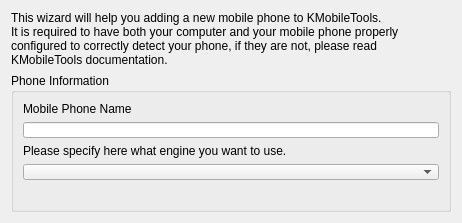
Old version of the form kmobiletools/kmobiletools/mainpart/newdevicewizard/firstpage.ui in the repository chusopr/kdepim-ktimetracker-akonadi.
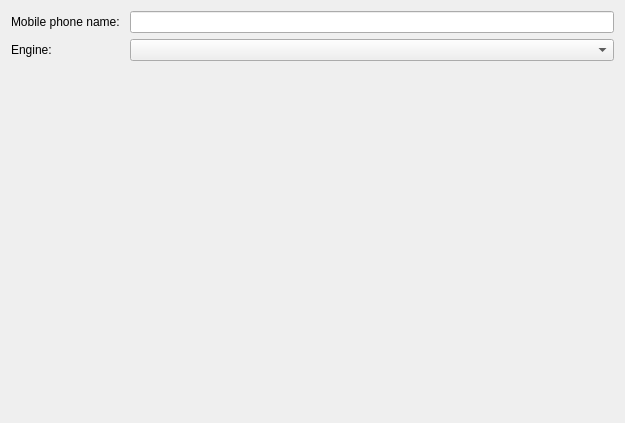
New version of the form. Custom widgets are drawn as their Qt base class.

Commit message: - more work on the device wizard - adding a wizard interface for the engines (now engines can provide custom wizard pages) - some bugfixes

```diff
--- a/kmobiletools/kmobiletools/mainpart/newdevicewizard/firstpage.ui
+++ b/kmobiletools/kmobiletools/mainpart/newdevicewizard/firstpage.ui
@@ -5,68 +5,44 @@
    <rect>
     <x>0</x>
     <y>0</y>
-    <width>462</width>
-    <height>223</height>
+    <width>625</width>
+    <height>423</height>
    </rect>
   </property>
   <layout class="QVBoxLayout" >
    <item>
-    <widget class="QLabel" name="textLabel2" >
-     <property name="text" >
-      <string>This wizard will help you adding a new mobile phone to KMobileTools.
-It is required to have both your computer and your mobile phone properly configured to correctly detect your phone, if they are not, please read KMobileTools documentation.</string>
+    <layout class="QGridLayout" >
+     <property name="horizontalSpacing" >
+      <number>10</number>
      </property>
-     <property name="scaledContents" >
-      <bool>true</bool>
+     <property name="verticalSpacing" >
+      <number>-1</number>
      </property>
-     <property name="alignment" >
-      <set>Qt::AlignVCenter</set>
-     </property>
-     <property name="wordWrap" >
-      <bool>true</bool>
-     </property>
-     <property name="indent" >
-      <number>0</number>
-     </property>
-    </widget>
-   </item>
-   <item>
-    <widget class="QGroupBox" name="devParams" >
-     <property name="sizePolicy" >
-      <sizepolicy vsizetype="MinimumExpanding" hsizetype="Expanding" >
-       <horstretch>0</horstretch>
-       <verstretch>0</verstretch>
-      </sizepolicy>
-     </property>
-     <property name="title" >
-      <string>Phone Information</string>
-     </property>
-     <layout class="QVBoxLayout" >
-      <item>
+     <item row="0" column="0" >
        <widget class="QLabel" name="label" >
         <property name="text" >
-         <string>Mobile Phone Name</string>
+        <string>Mobile phone name:</string>
         </property>
        </widget>
       </item>
-      <item>
-       <widget class="QLineEdit" name="phonename" />
-      </item>
-      <item>
+     <item row="0" column="1" >
+      <widget class="QLineEdit" name="phoneName" />
+     </item>
+     <item row="1" column="0" >
        <widget class="QLabel" name="textLabel1" >
         <property name="text" >
-         <string>Please specify here what engine you want to use.</string>
+        <string>Engine:</string>
         </property>
         <property name="wordWrap" >
          <bool>false</bool>
         </property>
        </widget>
       </item>
-      <item>
+     <item row="1" column="1" >
        <widget class="KComboBox" name="engineSelection" />
       </item>
-      <item>
-       <widget class="QLabel" name="engineDescLabel" >
+     <item row="2" column="0" colspan="2" >
+      <widget class="QLabel" name="engineDescription" >
         <property name="sizePolicy" >
          <sizepolicy vsizetype="Expanding" hsizetype="Preferred" >
           <horstretch>0</horstretch>
@@ -79,7 +55,6 @@
        </widget>
       </item>
      </layout>
-    </widget>
    </item>
   </layout>
  </widget>
```
Lines whose indentation alone changed are shown as unchanged. The commit also changes 21 other files.
